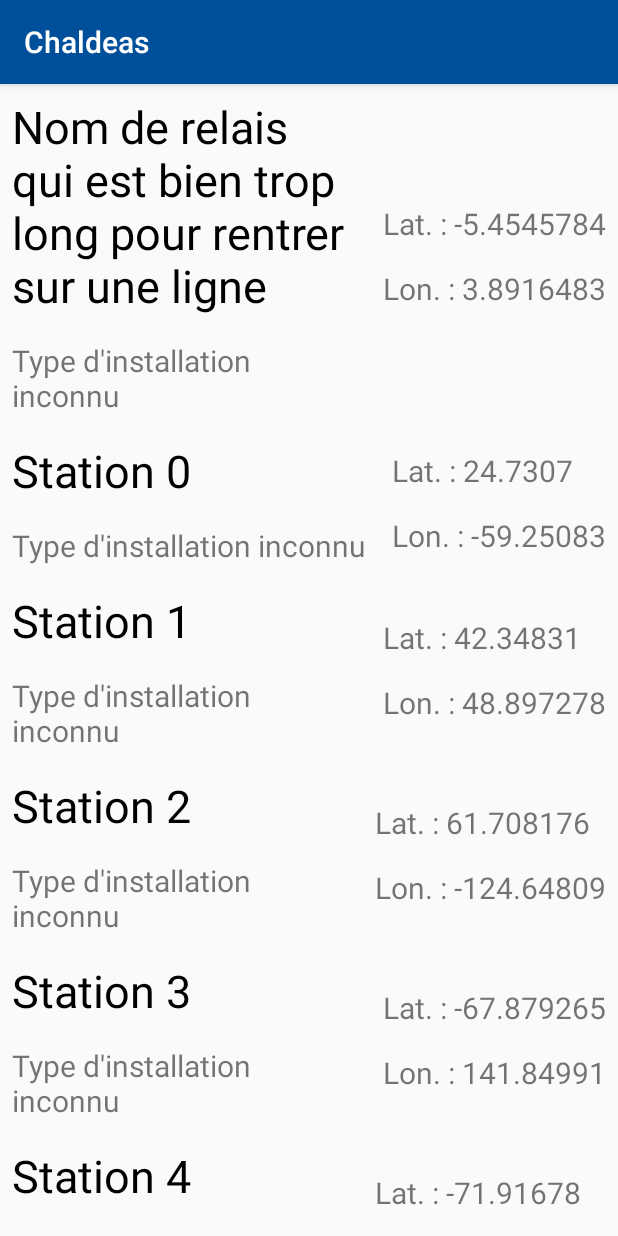
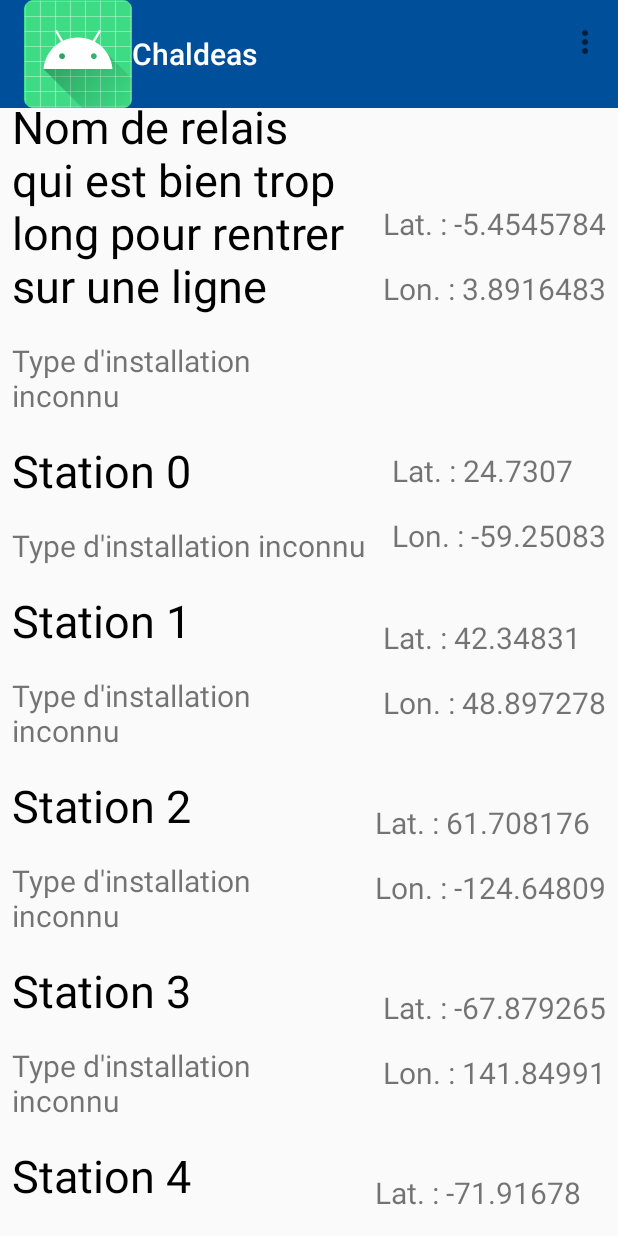
Before and after one commit to Random-nii-chan/chaldeas, an Android app: the screen it shows after launch (MainActivity), on a phone screen of 412 x 824 dp. Run offline under Robolectric (Android 15) with nearby library versions, the phone set to English and light mode, and no system bars.

Commit message:
custom toolbar

```diff
--- a/app/src/main/java/fr/spc/leosoliveres/chaldeas/ui/MainActivity.kt
+++ b/app/src/main/java/fr/spc/leosoliveres/chaldeas/ui/MainActivity.kt
@@ -2,6 +2,7 @@
 
 import androidx.appcompat.app.AppCompatActivity
 import android.os.Bundle
+import android.view.Menu
 import fr.spc.leosoliveres.chaldeas.R
 
 class MainActivity : AppCompatActivity() {
@@ -9,6 +10,14 @@
 	override fun onCreate(savedInstanceState: Bundle?) {
 		super.onCreate(savedInstanceState)
 		setContentView(R.layout.activity_main)
+		setSupportActionBar(findViewById(R.id.toolbar))
+		supportActionBar?.setDisplayShowHomeEnabled(true)
+		supportActionBar?.setLogo(R.mipmap.ic_launcher)
+		supportActionBar?.setDisplayUseLogoEnabled(true)
+	}
 
+	override fun onCreateOptionsMenu(menu: Menu?): Boolean {
+		menuInflater.inflate(R.menu.toolbar,menu)
+		return super.onCreateOptionsMenu(menu)
 	}
 }
--- a/app/src/main/res/layout/activity_main.xml
+++ b/app/src/main/res/layout/activity_main.xml
@@ -1,6 +1,5 @@
 <?xml version="1.0" encoding="utf-8"?>
-<androidx.drawerlayout.widget.DrawerLayout
-    xmlns:android="http://schemas.android.com/apk/res/android"
+<FrameLayout xmlns:android="http://schemas.android.com/apk/res/android"
     xmlns:app="http://schemas.android.com/apk/res-auto"
     xmlns:tools="http://schemas.android.com/tools"
     android:id="@+id/drawer_layout"
@@ -9,19 +8,33 @@
     android:fitsSystemWindows="true"
     tools:context=".ui.MainActivity">
 
+    <androidx.drawerlayout.widget.DrawerLayout
+        android:layout_width="match_parent"
+        android:layout_height="match_parent"
+        android:layout_marginTop="?attr/actionBarSize">
+
         <fragment
             android:id="@+id/site_nav_host"
-        app:defaultNavHost="true"
-        app:navGraph="@navigation/nav_graph"
             android:name="androidx.navigation.fragment.NavHostFragment"
             android:layout_width="match_parent"
-        android:layout_height="match_parent"/>
+            android:layout_height="match_parent"
+            app:defaultNavHost="true"
+            app:navGraph="@navigation/nav_graph" />
 
         <com.google.android.material.navigation.NavigationView
             android:id="@+id/nav_view"
-        android:fitsSystemWindows="true"
+            android:layout_width="wrap_content"
+            android:layout_height="match_parent"
             android:layout_gravity="start"
-        android:layout_width="wrap_content"
-        android:layout_height="match_parent"/>
+            android:fitsSystemWindows="true" />
+    </androidx.drawerlayout.widget.DrawerLayout>
 
-</androidx.drawerlayout.widget.DrawerLayout>
+    <androidx.appcompat.widget.Toolbar
+        android:id="@+id/toolbar"
+        android:layout_width="match_parent"
+        android:layout_height="wrap_content"
+        android:background="?attr/colorPrimary"
+        android:minHeight="?attr/actionBarSize"
+        app:titleTextColor="@android:color/white" />
+
+</FrameLayout>
--- a/app/src/main/res/layout/fragment_site_detail.xml
+++ b/app/src/main/res/layout/fragment_site_detail.xml
@@ -85,11 +85,5 @@
 
     </androidx.cardview.widget.CardView>
 
-    <Button
-        android:id="@+id/return_button"
-        android:layout_width="match_parent"
-        android:layout_height="wrap_content"
-        android:text="@string/return_button" />
-
 
 </LinearLayout>
--- /dev/null
+++ b/app/src/main/res/menu/toolbar.xml
@@ -0,0 +1,5 @@
+<?xml version="1.0" encoding="utf-8"?>
+<menu xmlns:android="http://schemas.android.com/apk/res/android"
+    xmlns:app="http://schemas.android.com/apk/res-auto">
+    <item android:title="@string/about" />
+</menu>
--- a/app/src/main/res/values/strings.xml
+++ b/app/src/main/res/values/strings.xml
@@ -3,4 +3,6 @@
     <string name="formatted_longitude">Longitude : %1$s</string>
     <string name="formatted_latitude">Latitude : %1$s</string>
     <string name="return_button">Retour</string>
+    <string name="about">À propos</string>
+    <string name="search">Rechercher</string>
 </resources>
--- a/app/src/main/res/values/styles.xml
+++ b/app/src/main/res/values/styles.xml
@@ -1,8 +1,9 @@
 <resources>
 
     <!-- Base application theme. -->
-    <style name="AppTheme" parent="Theme.AppCompat.Light.DarkActionBar">
+    <style name="AppTheme" parent="Theme.AppCompat.Light.NoActionBar">
         <!-- Customize your theme here. -->
+
         <item name="colorPrimary">@color/colorPrimary</item>
         <item name="colorPrimaryDark">@color/colorPrimaryDark</item>
         <item name="colorAccent">@color/colorAccent</item>
```
Lines whose indentation alone changed are shown as unchanged.
